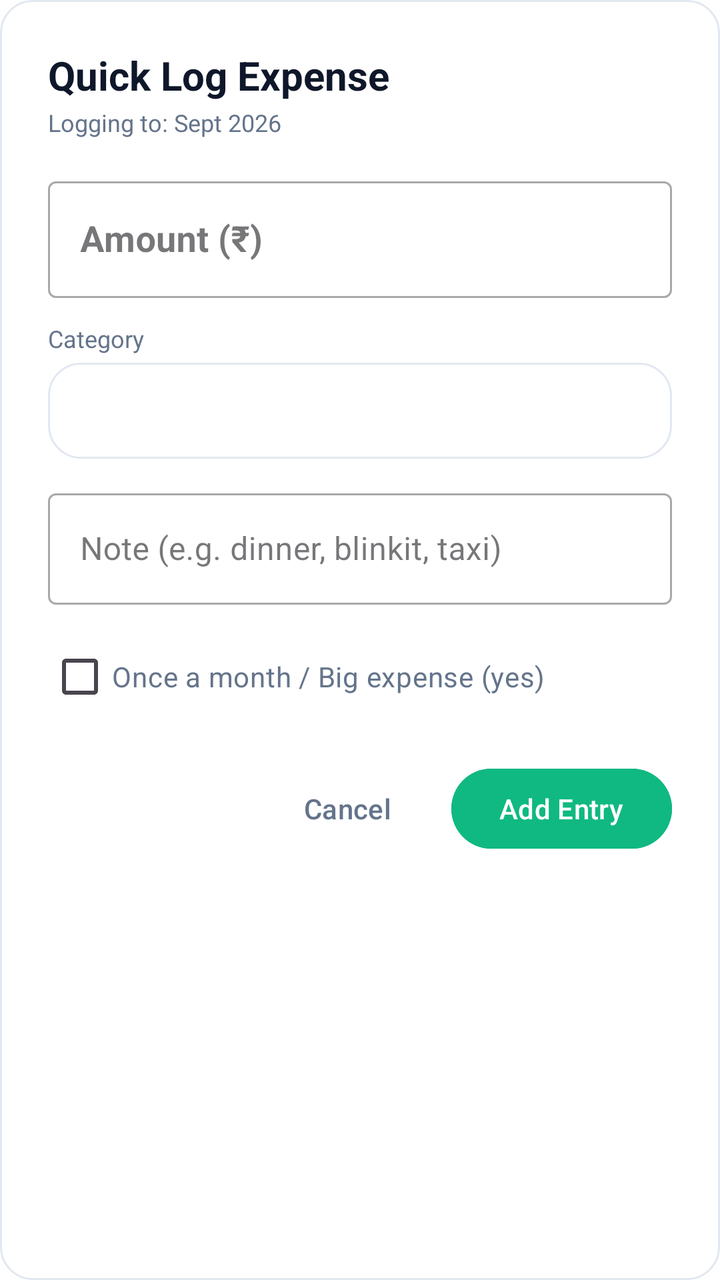
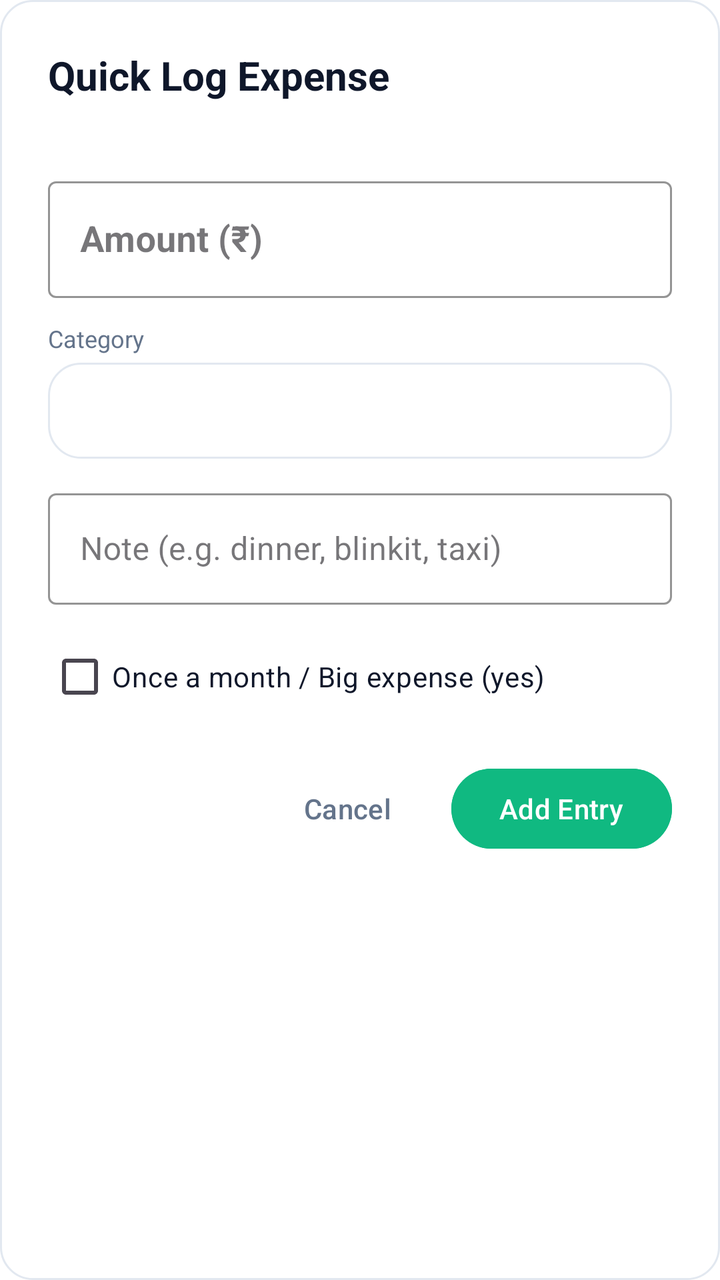

The first picture is an Android layout as it rendered before a commit; the second is the same layout after the commit. The layout source and the unified diff follow.
<!-- AndroidManifest.xml: activity theme Theme.ExpenseTracker.Dialog -->
<!-- res/layout/activity_quick_add.xml -->
<?xml version="1.0" encoding="utf-8"?>
<LinearLayout xmlns:android="http://schemas.android.com/apk/res/android"
    android:layout_width="match_parent"
    android:layout_height="wrap_content"
    android:background="@drawable/card_bg"
    android:orientation="vertical"
    android:padding="24dp">

    <TextView
        android:layout_width="wrap_content"
        android:layout_height="wrap_content"
        android:text="Quick Log Expense"
        android:textColor="@color/text_primary"
        android:textSize="20sp"
        android:textStyle="bold" />

    <TextView
        android:id="@+id/tvSheetTarget"
        android:layout_width="wrap_content"
        android:layout_height="wrap_content"
        android:layout_marginTop="2dp"
        android:layout_marginBottom="16dp"
        android:text="Logging to: Sept 2026"
        android:textColor="@color/text_secondary"
        android:textSize="12sp" />

    
    <com.google.android.material.textfield.TextInputLayout
        style="@style/Widget.MaterialComponents.TextInputLayout.OutlinedBox"
        android:layout_width="match_parent"
        android:layout_height="wrap_content"
        android:layout_marginBottom="12dp"
        android:hint="Amount (₹)">

        <com.google.android.material.textfield.TextInputEditText
            android:id="@+id/etAmount"
            android:layout_width="match_parent"
            android:layout_height="wrap_content"
            android:inputType="numberDecimal"
            android:textSize="18sp"
            android:textStyle="bold" />
    </com.google.android.material.textfield.TextInputLayout>

    
    <TextView
        android:layout_width="wrap_content"
        android:layout_height="wrap_content"
        android:layout_marginBottom="4dp"
        android:text="Category"
        android:textColor="@color/text_secondary"
        android:textSize="12sp" />

    <Spinner
        android:id="@+id/spinnerCategory"
        android:layout_width="match_parent"
        android:layout_height="48dp"
        android:layout_marginBottom="12dp"
        android:background="@drawable/card_bg"
        android:paddingStart="12dp"
        android:paddingEnd="12dp" />

    
    <com.google.android.material.textfield.TextInputLayout
        style="@style/Widget.MaterialComponents.TextInputLayout.OutlinedBox"
        android:layout_width="match_parent"
        android:layout_height="wrap_content"
        android:layout_marginBottom="12dp"
        android:hint="Note (e.g. dinner, blinkit, taxi)">

        <com.google.android.material.textfield.TextInputEditText
            android:id="@+id/etNote"
            android:layout_width="match_parent"
            android:layout_height="wrap_content"
            android:inputType="textCapSentences" />
    </com.google.android.material.textfield.TextInputLayout>

    
    <CheckBox
        android:id="@+id/cbMonthly"
        android:layout_width="wrap_content"
        android:layout_height="wrap_content"
        android:layout_marginBottom="18dp"
        android:text="Once a month / Big expense (yes)"
        android:textColor="@color/text_secondary" />

    
    <LinearLayout
        android:layout_width="match_parent"
        android:layout_height="wrap_content"
        android:gravity="end"
        android:orientation="horizontal">

        <Button
            android:id="@+id/btnCancel"
            style="@style/Widget.Material3.Button.TextButton"
            android:layout_width="wrap_content"
            android:layout_height="wrap_content"
            android:layout_marginEnd="8dp"
            android:text="@string/cancel"
            android:textColor="@color/text_secondary" />

        <Button
            android:id="@+id/btnSubmit"
            style="@style/Widget.Material3.Button"
            android:layout_width="wrap_content"
            android:layout_height="wrap_content"
            android:backgroundTint="@color/accent"
            android:text="Add Entry"
            android:textColor="#FFFFFF" />
    </LinearLayout>
</LinearLayout>
<!-- resources referenced by this layout -->
<resources>
  <color name="accent">#10B981</color>
  <color name="text_primary">#0F172A</color>
  <color name="text_secondary">#64748B</color>
  <!-- drawable card_bg (drawable) -->
  <?xml version="1.0" encoding="utf-8"?>
  <shape xmlns:android="http://schemas.android.com/apk/res/android"
      android:shape="rectangle">
      <solid android:color="#FFFFFF" />
      <corners android:radius="16dp" />
      <stroke android:width="1dp" android:color="#E2E8F0" />
  </shape>
  <string name="cancel">Cancel</string>
  <style name="Theme.ExpenseTracker.Dialog" parent="Theme.Material3.DayNight.Dialog">
          <item name="android:windowIsFloating">true</item>
          <item name="android:windowBackground">@android:color/transparent</item>
          <item name="android:windowElevation">16dp</item>
      </style>
</resources>

<!-- the commit's change to res/layout/activity_quick_add.xml (unified diff, before → after) -->
@@ -1,111 +1,114 @@
 <?xml version="1.0" encoding="utf-8"?>
 <LinearLayout xmlns:android="http://schemas.android.com/apk/res/android"
-    android:layout_width="match_parent"
-    android:layout_height="wrap_content"
-    android:background="@drawable/card_bg"
-    android:orientation="vertical"
-    android:padding="24dp">
+              xmlns:app="http://schemas.android.com/apk/res-auto"
+              android:layout_width="match_parent"
+              android:layout_height="wrap_content"
+              android:background="@drawable/card_bg"
+              android:orientation="vertical"
+              android:padding="24dp">
 
     <TextView
-        android:layout_width="wrap_content"
-        android:layout_height="wrap_content"
-        android:text="Quick Log Expense"
-        android:textColor="@color/text_primary"
-        android:textSize="20sp"
-        android:textStyle="bold" />
+            android:layout_width="wrap_content"
+            android:layout_height="wrap_content"
+            android:text="Quick Log Expense"
+            android:textColor="@color/text_primary"
+            android:textSize="20sp"
+            android:textStyle="bold" />
 
     <TextView
-        android:id="@+id/tvSheetTarget"
-        android:layout_width="wrap_content"
-        android:layout_height="wrap_content"
-        android:layout_marginTop="2dp"
-        android:layout_marginBottom="16dp"
-        android:text="Logging to: Sept 2026"
-        android:textColor="@color/text_secondary"
-        android:textSize="12sp" />
+            android:id="@+id/tvSheetTarget"
+            android:layout_width="wrap_content"
+            android:layout_height="wrap_content"
+            android:layout_marginTop="2dp"
+            android:layout_marginBottom="16dp"
+            android:textColor="@color/text_secondary"
+            android:textSize="12sp" />
 
-    
     <com.google.android.material.textfield.TextInputLayout
-        style="@style/Widget.MaterialComponents.TextInputLayout.OutlinedBox"
-        android:layout_width="match_parent"
-        android:layout_height="wrap_content"
-        android:layout_marginBottom="12dp"
-        android:hint="Amount (₹)">
+            style="@style/Widget.MaterialComponents.TextInputLayout.OutlinedBox"
+            android:layout_width="match_parent"
+            android:layout_height="wrap_content"
+            android:layout_marginBottom="12dp"
+            android:hint="Amount (₹)"
+            app:boxStrokeColor="@color/primary"
+            app:hintTextColor="@color/primary">
 
         <com.google.android.material.textfield.TextInputEditText
-            android:id="@+id/etAmount"
+                android:id="@+id/etAmount"
+                android:layout_width="match_parent"
+                android:layout_height="wrap_content"
+                android:inputType="numberDecimal"
+                android:textColor="@color/text_primary"
+                android:textColorHint="@color/text_secondary"
+                android:textSize="18sp"
+                android:textStyle="bold" />
+    </com.google.android.material.textfield.TextInputLayout>
+
+    <TextView
+            android:layout_width="wrap_content"
+            android:layout_height="wrap_content"
+            android:layout_marginBottom="4dp"
+            android:text="Category"
+            android:textColor="@color/text_secondary"
+            android:textSize="12sp" />
+
+    <Spinner
+            android:id="@+id/spinnerCategory"
+            android:layout_width="match_parent"
+            android:layout_height="48dp"
+            android:layout_marginBottom="12dp"
+            android:background="@drawable/card_bg"
+            android:paddingStart="12dp"
+            android:paddingEnd="12dp" />
+
+    <com.google.android.material.textfield.TextInputLayout
+            style="@style/Widget.MaterialComponents.TextInputLayout.OutlinedBox"
             android:layout_width="match_parent"
             android:layout_height="wrap_content"
-            android:inputType="numberDecimal"
-            android:textSize="18sp"
-            android:textStyle="bold" />
+            android:layout_marginBottom="12dp"
+            android:hint="Note (e.g. dinner, blinkit, taxi)"
+            app:boxStrokeColor="@color/primary"
+            app:hintTextColor="@color/primary">
+
+        <com.google.android.material.textfield.TextInputEditText
+                android:id="@+id/etNote"
+                android:layout_width="match_parent"
+                android:layout_height="wrap_content"
+                android:inputType="textCapSentences"
+                android:textColor="@color/text_primary"
+                android:textColorHint="@color/text_secondary" />
     </com.google.android.material.textfield.TextInputLayout>
 
-    
-    <TextView
-        android:layout_width="wrap_content"
-        android:layout_height="wrap_content"
-        android:layout_marginBottom="4dp"
-        android:text="Category"
-        android:textColor="@color/text_secondary"
-        android:textSize="12sp" />
+    <CheckBox
+            android:id="@+id/cbMonthly"
+            android:layout_width="wrap_content"
+            android:layout_height="wrap_content"
+            android:layout_marginBottom="18dp"
+            android:text="Once a month / Big expense (yes)"
+            android:textColor="@color/text_primary" />
 
-    <Spinner
-        android:id="@+id/spinnerCategory"
-        android:layout_width="match_parent"
-        android:layout_height="48dp"
-        android:layout_marginBottom="12dp"
-        android:background="@drawable/card_bg"
-        android:paddingStart="12dp"
-        android:paddingEnd="12dp" />
-
-    
-    <com.google.android.material.textfield.TextInputLayout
-        style="@style/Widget.MaterialComponents.TextInputLayout.OutlinedBox"
-        android:layout_width="match_parent"
-        android:layout_height="wrap_content"
-        android:layout_marginBottom="12dp"
-        android:hint="Note (e.g. dinner, blinkit, taxi)">
-
-        <com.google.android.material.textfield.TextInputEditText
-            android:id="@+id/etNote"
+    <LinearLayout
             android:layout_width="match_parent"
             android:layout_height="wrap_content"
-            android:inputType="textCapSentences" />
-    </com.google.android.material.textfield.TextInputLayout>
-
-    
-    <CheckBox
-        android:id="@+id/cbMonthly"
-        android:layout_width="wrap_content"
-        android:layout_height="wrap_content"
-        android:layout_marginBottom="18dp"
-        android:text="Once a month / Big expense (yes)"
-        android:textColor="@color/text_secondary" />
-
-    
-    <LinearLayout
-        android:layout_width="match_parent"
-        android:layout_height="wrap_content"
-        android:gravity="end"
-        android:orientation="horizontal">
+            android:gravity="end"
+            android:orientation="horizontal">
 
         <Button
-            android:id="@+id/btnCancel"
-            style="@style/Widget.Material3.Button.TextButton"
-            android:layout_width="wrap_content"
-            android:layout_height="wrap_content"
-            android:layout_marginEnd="8dp"
-            android:text="@string/cancel"
-            android:textColor="@color/text_secondary" />
+                android:id="@+id/btnCancel"
+                style="@style/Widget.Material3.Button.TextButton"
+                android:layout_width="wrap_content"
+                android:layout_height="wrap_content"
+                android:layout_marginEnd="8dp"
+                android:text="@string/cancel"
+                android:textColor="@color/text_secondary" />
 
         <Button
-            android:id="@+id/btnSubmit"
-            style="@style/Widget.Material3.Button"
-            android:layout_width="wrap_content"
-            android:layout_height="wrap_content"
-            android:backgroundTint="@color/accent"
-            android:text="Add Entry"
-            android:textColor="#FFFFFF" />
+                android:id="@+id/btnSubmit"
+                style="@style/Widget.Material3.Button"
+                android:layout_width="wrap_content"
+                android:layout_height="wrap_content"
+                android:backgroundTint="@color/accent"
+                android:text="Add Entry"
+                android:textColor="#FFFFFF" />
     </LinearLayout>
 </LinearLayout>
<!-- resource entries referenced after the edit -->
@@ -1,15 +1,16 @@
 <!-- resources referenced by this layout -->
 <resources>
   <color name="accent">#10B981</color>
+  <color name="primary">#0F172A</color>
   <color name="text_primary">#0F172A</color>
   <color name="text_secondary">#64748B</color>
   <!-- drawable card_bg (drawable) -->
   <?xml version="1.0" encoding="utf-8"?>
   <shape xmlns:android="http://schemas.android.com/apk/res/android"
       android:shape="rectangle">
-      <solid android:color="#FFFFFF" />
+      <solid android:color="@color/surface" />
       <corners android:radius="16dp" />
-      <stroke android:width="1dp" android:color="#E2E8F0" />
+      <stroke android:width="1dp" android:color="@color/card_stroke" />
   </shape>
   <string name="cancel">Cancel</string>
   <style name="Theme.ExpenseTracker.Dialog" parent="Theme.Material3.DayNight.Dialog">
@@ -17,5 +18,7 @@
           <item name="android:windowBackground">@android:color/transparent</item>
           <item name="android:windowElevation">16dp</item>
       </style>
+  <color name="surface">#FFFFFF</color>
+  <color name="card_stroke">#E2E8F0</color>
 </resources>
 
